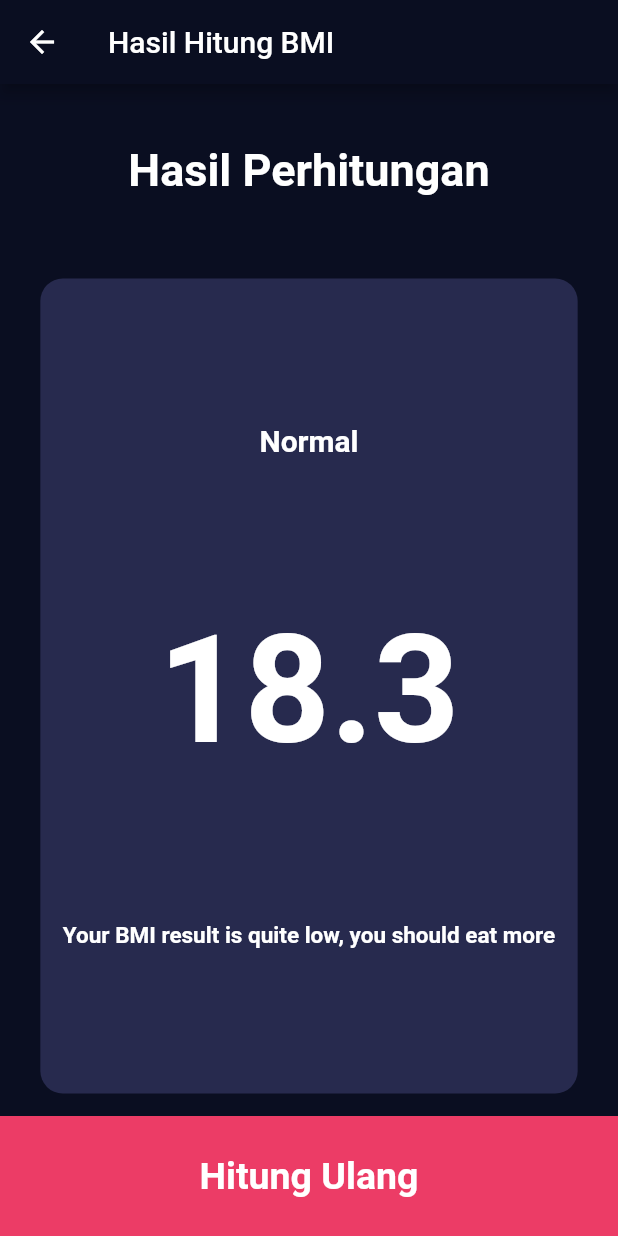
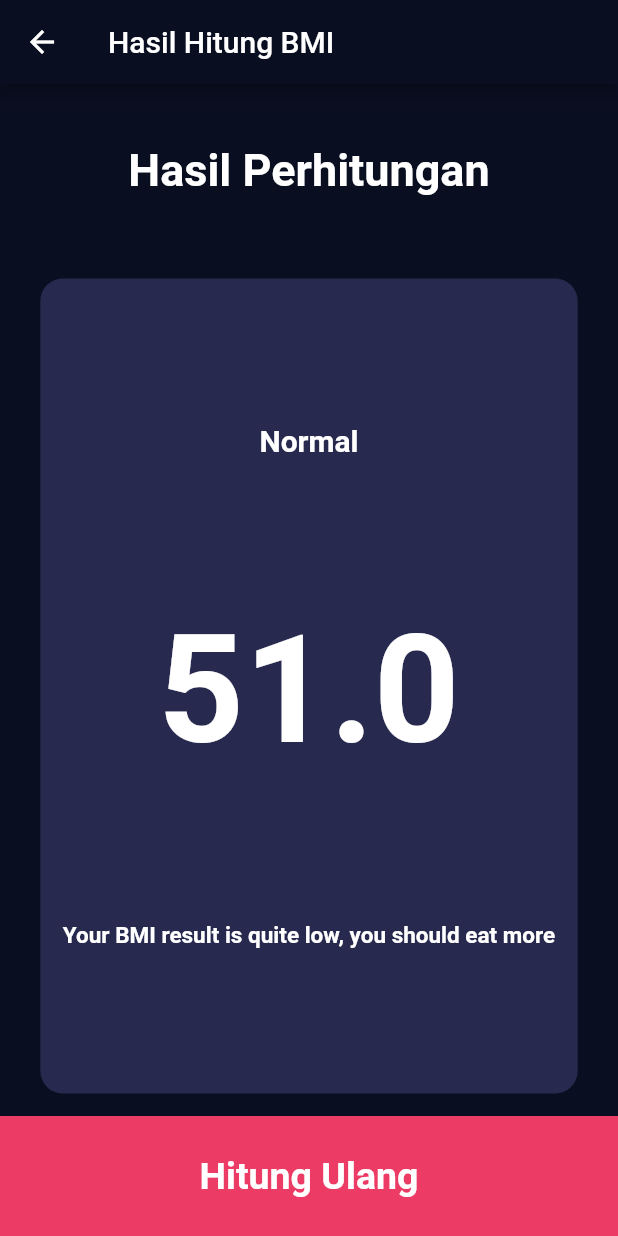
Before and after one commit to ihsansatriawan/bmi_apps, a Flutter app: the screen it shows after launch, after a tap on "Hitung BMI", on a phone screen of 412 x 824 dp. Run offline on Flutter 3.47's test engine with Material 2 defaults, Android fonts, the phone set to English and light mode, and no system bars.

Commit message:
Create bmi calculation and pass result to other screen

```diff
--- a/lib/views/bmi_data_screen.dart
+++ b/lib/views/bmi_data_screen.dart
@@ -1,3 +1,5 @@
+import 'dart:math';
+
 import 'package:bmi_apps/views/bmi_result_screen.dart';
 import 'package:bmi_apps/constants/constant.dart';
 import 'package:flutter/material.dart';
@@ -13,6 +15,13 @@ class _BmiDataScreenState extends State<BmiDataScreen> {
   int height = 100;
   int weight = 50;
   int age = 20;
+
+  double calculateBmi() {
+    double heightInMeter = height / 100;
+    double bmi = weight / pow(heightInMeter, 2);
+
+    return bmi;
+  }
 
   @override
   Widget build(BuildContext context) {
@@ -216,10 +225,11 @@ class _BmiDataScreenState extends State<BmiDataScreen> {
           ),
           GestureDetector(
             onTap: () {
+              print(calculateBmi());
               Navigator.of(context).push(
                 MaterialPageRoute(
                   builder: ((context) {
-                    return BmiResultScreen();
+                    return BmiResultScreen(bmi: calculateBmi());
                   }),
                 ),
               );
--- a/lib/views/bmi_result_screen.dart
+++ b/lib/views/bmi_result_screen.dart
@@ -2,7 +2,12 @@ import 'package:bmi_apps/views/bmi_data_screen.dart';
 import 'package:flutter/material.dart';
 
 class BmiResultScreen extends StatelessWidget {
-  const BmiResultScreen({Key? key}) : super(key: key);
+  const BmiResultScreen({
+    Key? key,
+    required this.bmi,
+  }) : super(key: key);
+
+  final double bmi;
 
   @override
   Widget build(BuildContext context) {
@@ -41,7 +46,7 @@ class BmiResultScreen extends StatelessWidget {
                           color: Colors.white),
                     ),
                     Text(
-                      "18.3",
+                      "${bmi.toStringAsFixed(1)}",
                       style: TextStyle(
                           fontSize: 100,
                           fontWeight: FontWeight.bold,
```
